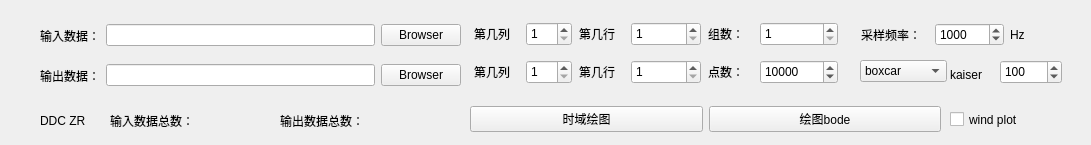
Above: demo1.ui from heihei2122/bodeplot_base_data before the change. Below: the same form after it.
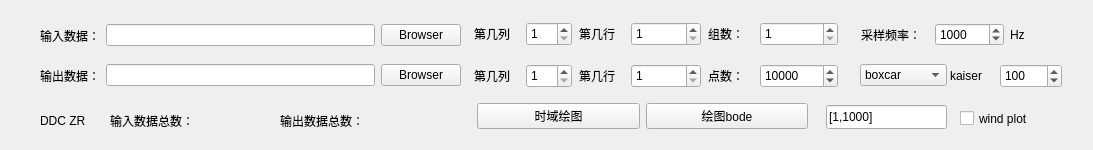
That is the form after the change.

Commit message: 增加绘图范围

```diff
--- a/demo1.ui
+++ b/demo1.ui
@@ -6,8 +6,8 @@
    <rect>
     <x>0</x>
     <y>0</y>
-    <width>1091</width>
-    <height>145</height>
+    <width>1093</width>
+    <height>150</height>
    </rect>
   </property>
   <property name="font">
@@ -150,9 +150,9 @@
   <widget class="QWidget" name="horizontalLayoutWidget_3">
    <property name="geometry">
     <rect>
-     <x>470</x>
-     <y>104</y>
-     <width>471</width>
+     <x>477</x>
+     <y>101</y>
+     <width>331</width>
      <height>31</height>
     </rect>
    </property>
@@ -177,7 +177,7 @@
    <property name="geometry">
     <rect>
      <x>474</x>
-     <y>60</y>
+     <y>64</y>
      <width>45</width>
      <height>24</height>
     </rect>
@@ -190,7 +190,7 @@
    <property name="geometry">
     <rect>
      <x>708</x>
-     <y>60</y>
+     <y>64</y>
      <width>45</width>
      <height>24</height>
     </rect>
@@ -257,7 +257,7 @@
    <property name="geometry">
     <rect>
      <x>631</x>
-     <y>60</y>
+     <y>64</y>
      <width>70</width>
      <height>24</height>
     </rect>
@@ -276,7 +276,7 @@
    <property name="geometry">
     <rect>
      <x>579</x>
-     <y>60</y>
+     <y>64</y>
      <width>45</width>
      <height>24</height>
     </rect>
@@ -289,7 +289,7 @@
    <property name="geometry">
     <rect>
      <x>526</x>
-     <y>60</y>
+     <y>64</y>
      <width>46</width>
      <height>24</height>
     </rect>
@@ -350,7 +350,7 @@
    <property name="geometry">
     <rect>
      <x>760</x>
-     <y>60</y>
+     <y>64</y>
      <width>78</width>
      <height>24</height>
     </rect>
@@ -372,7 +372,7 @@
    <property name="geometry">
     <rect>
      <x>860</x>
-     <y>60</y>
+     <y>64</y>
      <width>87</width>
      <height>22</height>
     </rect>
@@ -402,7 +402,7 @@
    <property name="geometry">
     <rect>
      <x>1000</x>
-     <y>60</y>
+     <y>64</y>
      <width>62</width>
      <height>24</height>
     </rect>
@@ -421,7 +421,7 @@
    <property name="geometry">
     <rect>
      <x>950</x>
-     <y>60</y>
+     <y>61</y>
      <width>51</width>
      <height>29</height>
     </rect>
@@ -433,8 +433,8 @@
   <widget class="QCheckBox" name="checkBox">
    <property name="geometry">
     <rect>
-     <x>950</x>
-     <y>110</y>
+     <x>960</x>
+     <y>109</y>
      <width>101</width>
      <height>19</height>
     </rect>
@@ -466,6 +466,19 @@
     <string>DDC ZR</string>
    </property>
   </widget>
+  <widget class="QLineEdit" name="range">
+   <property name="geometry">
+    <rect>
+     <x>826</x>
+     <y>105</y>
+     <width>121</width>
+     <height>24</height>
+    </rect>
+   </property>
+   <property name="text">
+    <string>[1,1000]</string>
+   </property>
+  </widget>
  </widget>
  <resources/>
  <connections/>
```
The commit also changes 2 other files.
